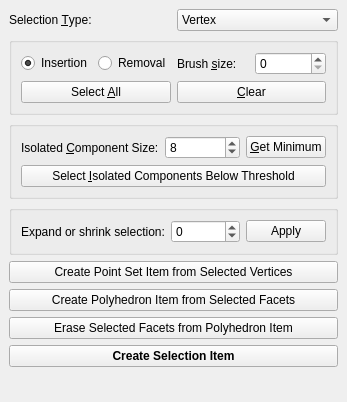
Before: the Qt Designer form Polyhedron/demo/Polyhedron/Selection_widget.ui in CGAL/cgal, drawn with Qt 5.
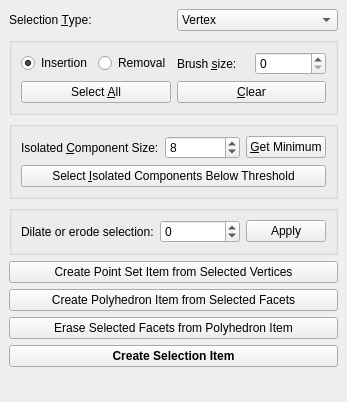
After: the same form once the commit is applied.

Commit message: use the new erode and dilate section functions

```diff
--- a/Polyhedron/demo/Polyhedron/Selection_widget.ui
+++ b/Polyhedron/demo/Polyhedron/Selection_widget.ui
@@ -189,7 +189,7 @@
        <item>
         <widget class="QLabel" name="label_5">
          <property name="text">
-          <string>Expand or shrink selection:</string>
+          <string>Dilate or erode selection:</string>
          </property>
         </widget>
        </item>
```
Left out of the diff: 4 changed lines with no effect on the pictures. The commit also changes 7 other files.
